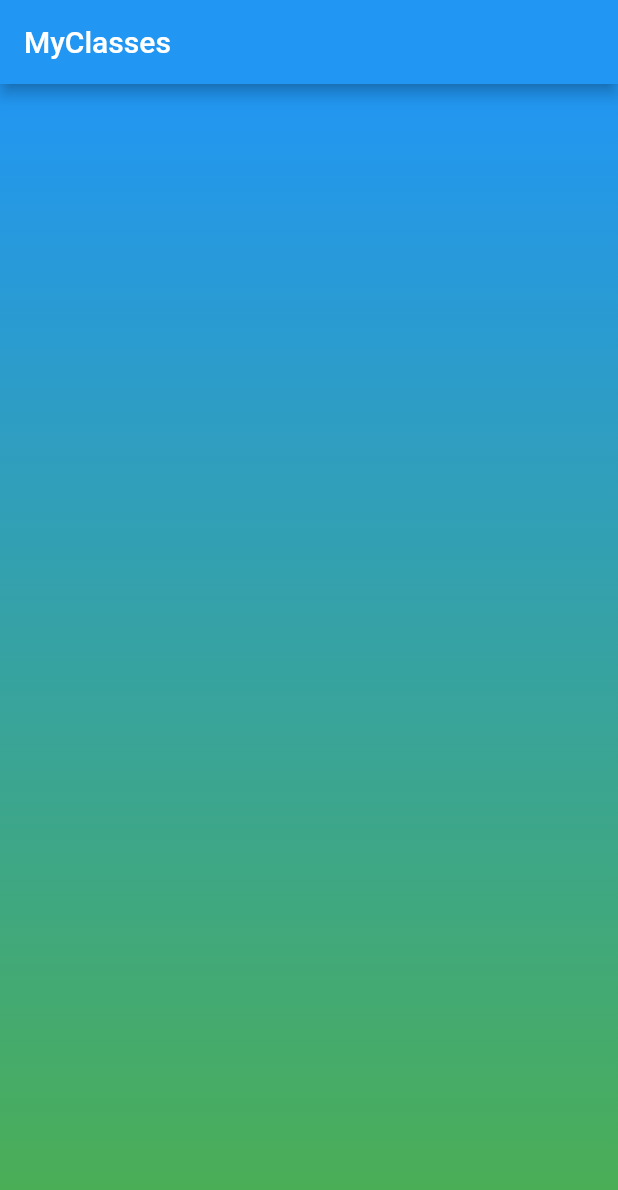
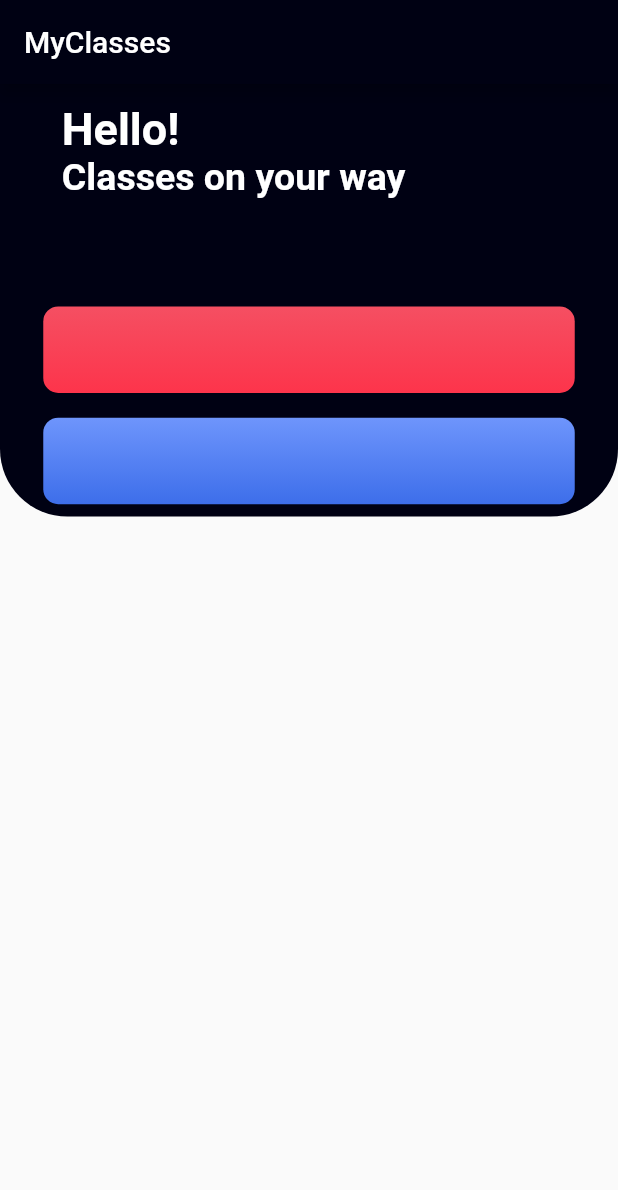
Before and after one commit to al-habibi-1107/routine_app-1, a Flutter app: the screen it shows after launch, on a phone screen of 412 x 824 dp. Shown: the top 1190 px of the screen. Run offline on Flutter 3.47's test engine with Material 2 defaults, Android fonts, the phone set to English and light mode, and no system bars; our stand-ins replace google_fonts; Roboto replaces fonts that are missing (Gayathri).

Commit message:
Homepage fontend - 1

```diff
--- a/lib/screens/homescreen.dart
+++ b/lib/screens/homescreen.dart
@@ -1,4 +1,6 @@
 import 'package:flutter/material.dart';
+
+import 'package:google_fonts/google_fonts.dart';
 
 class HomeScreen extends StatelessWidget {
   @override
@@ -6,23 +8,91 @@ class HomeScreen extends StatelessWidget {
     final device = MediaQuery.of(context).size;
     return Scaffold(
       appBar: AppBar(
+        backgroundColor: Color.fromRGBO(0, 01, 19, 1),
         title: Text('MyClasses'),
       ),
       body: Stack(
         children: [
           Container(
-            height: device.height,
+            height: device.height * 0.35,
             width: device.width,
             decoration: BoxDecoration(
-              gradient: LinearGradient(
-                begin: Alignment.bottomCenter,
-                end: Alignment.topCenter,
-                colors: [
-                  Colors.green,
-                  Colors.blue,
-                ],
+                color: Color.fromRGBO(0, 01, 19, 1),
+                borderRadius:
+                    BorderRadius.vertical(bottom: Radius.circular(45))),
+          ),
+          Column(
+            mainAxisAlignment: MainAxisAlignment.start,
+            crossAxisAlignment: CrossAxisAlignment.stretch,
+            children: [
+              Container(
+                padding: EdgeInsets.only(
+                    left: device.width * 0.1, top: device.height * 0.015),
+                child: Column(
+                  crossAxisAlignment: CrossAxisAlignment.start,
+                  children: [
+                    Text(
+                      'Hello!',
+                      style: GoogleFonts.gayathri(
+                        color: Colors.white,
+                        fontSize: 30,
+                        fontWeight: FontWeight.bold,
+                      ),
+                    ),
+                    Text(
+                      'Classes on your way',
+                      style: GoogleFonts.gayathri(
+                        color: Colors.white,
+                        fontSize: 25,
+                        fontWeight: FontWeight.bold,
+                      ),
+                    ),
+                  ],
+                ),
+                height: device.height * 0.17,
               ),
-            ),
+              Container(
+                margin: EdgeInsets.symmetric(
+                    horizontal: device.width * 0.07,
+                    vertical: device.height * 0.01),
+                height: device.height * 0.07,
+                decoration: BoxDecoration(
+                  boxShadow: [
+                    BoxShadow(
+                        color: Color.fromRGBO(245, 79, 98, 1),
+                        offset: Offset.infinite)
+                  ],
+                  borderRadius: BorderRadius.all(Radius.circular(10)),
+                  gradient: LinearGradient(
+                    colors: [
+                      Color.fromRGBO(245, 79, 98, 1),
+                      Color.fromRGBO(253, 52, 75, 1)
+                    ],
+                    begin: Alignment.topCenter,
+                    end: Alignment.bottomCenter,
+                  ),
+                ),
+                // child: Text('hello'),
+              ),
+              Container(
+                margin: EdgeInsets.symmetric(
+                    horizontal: device.width * 0.07,
+                    vertical: device.height * 0.01),
+                height: device.height * 0.07,
+                decoration: BoxDecoration(
+                  borderRadius: BorderRadius.all(Radius.circular(10)),
+                  gradient: LinearGradient(
+                    colors: [
+                      Color.fromRGBO(110, 149, 252, 1),
+                      Color.fromRGBO(61, 110, 234, 1)
+                    ],
+                    begin: Alignment.topCenter,
+                    end: Alignment.bottomCenter,
+                  ),
+                ),
+                // child: Text('hello'),
+              ),
+            ],
           ),
         ],
       ),
--- a/pubspec.yaml
+++ b/pubspec.yaml
@@ -23,6 +23,7 @@ environment:
 dependencies:
   flutter:
     sdk: flutter
+  google_fonts: ^1.1.0
 
 
   # The following adds the Cupertino Icons font to your application.
```
Also changed, not shown: lib/models/item.dart (+9 -11 lines), pubspec.lock, 3 other files.
